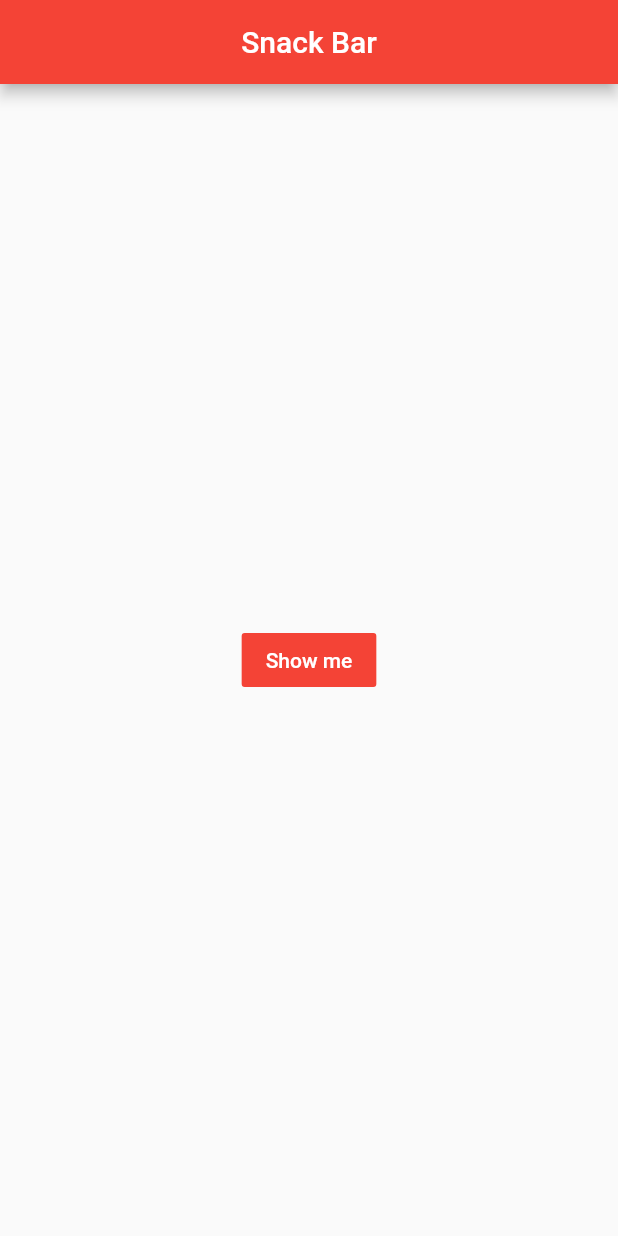
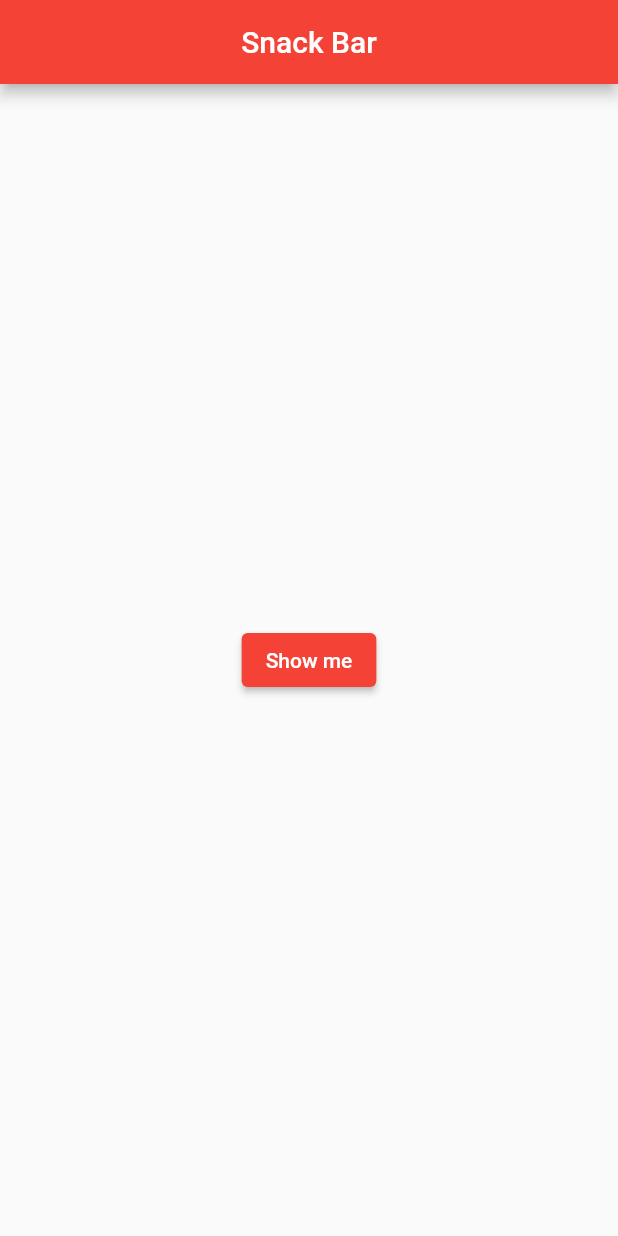
Before and after one commit to SeokRae/flutter_basic, a Flutter app: the screen it shows after launch, on a phone screen of 412 x 824 dp. Run offline on Flutter 3.47's test engine with Material 2 defaults, Android fonts, the phone set to English and light mode, and no system bars.

Commit message:
feat: FlatButton, showSnackBar() deprecated 으로 인한 수정

```diff
--- a/lib/main.dart
+++ b/lib/main.dart
@@ -21,14 +21,15 @@ class MyPage extends StatelessWidget {
           title: Text('Snack Bar'),
           centerTitle: true,
         ),
-        body: Builder(builder: (BuildContext ctx) {
+        body: Builder(
+          builder: (BuildContext ctx) {
             return Center(
-            child: FlatButton(
+              child: ElevatedButton(
                 child: Text(
                   'Show me',
                   style: TextStyle(color: Colors.white),
                 ),
-              color: Colors.red,
+                // color: Colors.red,
                 onPressed: () {
                   ScaffoldMessenger.of(ctx).showSnackBar(SnackBar(
                     content: Text('HelloWorld'),
@@ -37,7 +38,6 @@ class MyPage extends StatelessWidget {
               ),
             );
           },
-        )
-    );
+        ));
   }
 }
```
Also changed, not shown: 1 other file. Lines whose indentation alone changed are shown as unchanged.
